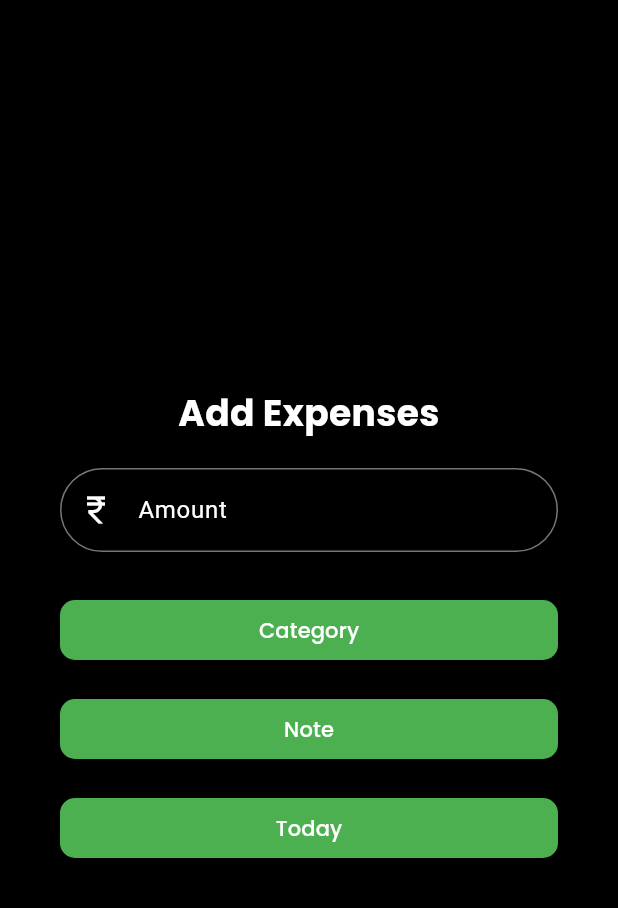
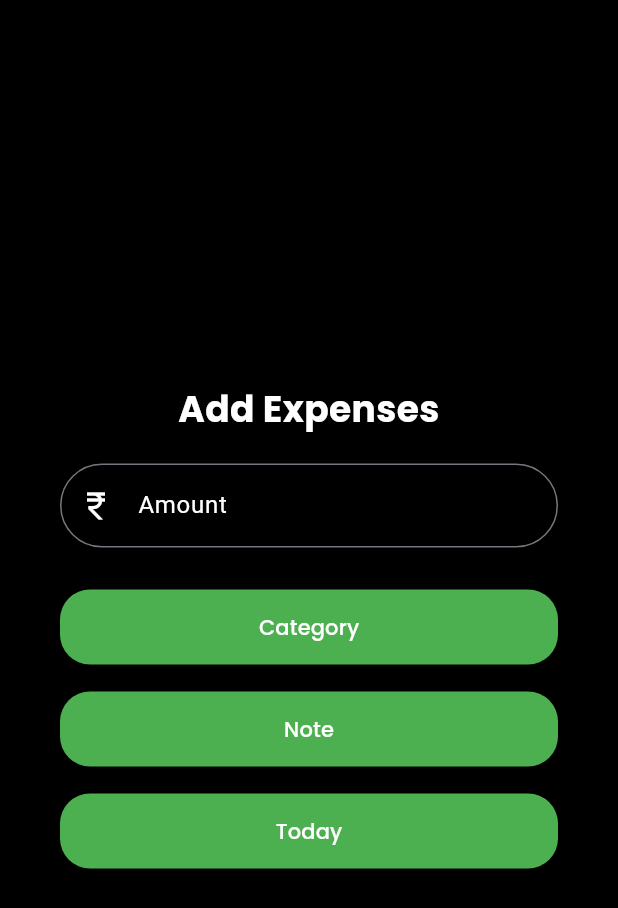
Before and after one commit to Akshat-sGit/expenseTracker, a Flutter app: the AddExpense screen opened directly, on a phone screen of 412 x 824 dp. Shown: the top 908 px of the screen. Run offline on Flutter 3.47's test engine with Material 3 defaults, Android fonts, the phone set to English and light mode, and no system bars; our stand-ins replace animated_text_kit, cloud_firestore, firebase_auth, firebase_core, google_fonts, ionicons; accounts and stored records are empty.

Commit message:
Update button padding and border radius

```diff
--- a/lib/view/add_expense_screen.dart
+++ b/lib/view/add_expense_screen.dart
@@ -47,8 +47,9 @@ class AddExpense extends StatelessWidget {
                   top: 8.0, left: 40.0, right: 40.0, bottom: 10.0),
               child: ElevatedButton(
                 style: ElevatedButton.styleFrom(
+                  padding: const EdgeInsets.all(15.0),
                   shape: RoundedRectangleBorder(
-                    borderRadius: BorderRadius.circular(10.0),
+                    borderRadius: BorderRadius.circular(20.0),
                   ),
                   backgroundColor: Colors.green,
                 ),
@@ -63,8 +64,9 @@ class AddExpense extends StatelessWidget {
                   top: 8.0, left: 40.0, right: 40.0, bottom: 10.0),
               child: ElevatedButton(
                 style: ElevatedButton.styleFrom(
+                  padding: const EdgeInsets.all(15.0),
                   shape: RoundedRectangleBorder(
-                    borderRadius: BorderRadius.circular(10.0),
+                    borderRadius: BorderRadius.circular(20.0),
                   ),
                   backgroundColor: Colors.green,
                 ),
@@ -79,8 +81,9 @@ class AddExpense extends StatelessWidget {
                   top: 8.0, left: 40.0, right: 40.0, bottom: 10.0),
               child: ElevatedButton(
                 style: ElevatedButton.styleFrom(
+                  padding: const EdgeInsets.all(15.0),
                   shape: RoundedRectangleBorder(
-                    borderRadius: BorderRadius.circular(10.0),
+                    borderRadius: BorderRadius.circular(20.0),
                   ),
                   backgroundColor: Colors.green,
                 ),
```
